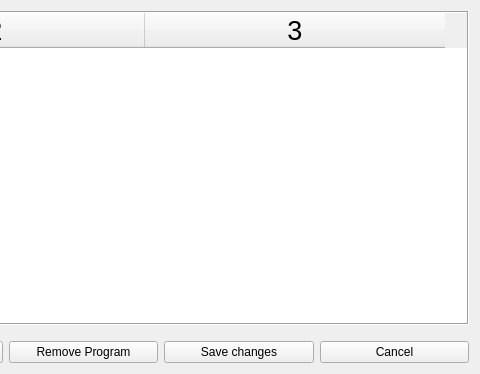
Qt form Dialogs/appdlg.ui (towhee/Winnow64) before a commit; both pictures show x 468 to 948 and y 0 to 374 of the 948 by 374 pixel window.
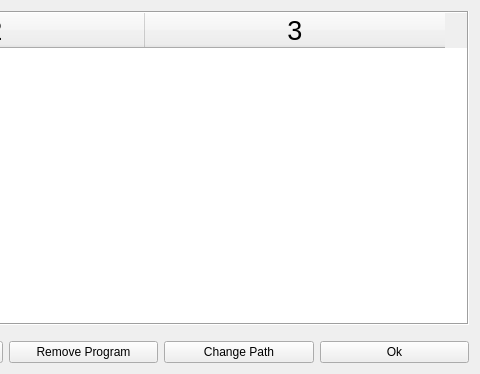
The same form after that commit.

The edit to the form file:
```diff
--- a/Dialogs/appdlg.ui
+++ b/Dialogs/appdlg.ui
@@ -143,12 +143,12 @@
       </widget>
      </item>
      <item>
-      <widget class="QPushButton" name="okBtn">
+      <widget class="QPushButton" name="changePathBtn">
        <property name="toolTip">
         <string>Save the changes, which will be reflected in the external applications available in &quot;Open with...&quot;</string>
        </property>
        <property name="text">
-        <string>Save changes</string>
+        <string>Change Path</string>
        </property>
        <property name="autoDefault">
         <bool>false</bool>
@@ -156,12 +156,12 @@
       </widget>
      </item>
      <item>
-      <widget class="QPushButton" name="cancelBtn">
+      <widget class="QPushButton" name="okBtn">
        <property name="toolTip">
         <string>Exit without saving any changes</string>
        </property>
        <property name="text">
-        <string>Cancel</string>
+        <string>Ok</string>
        </property>
        <property name="autoDefault">
         <bool>false</bool>
```
Left out of the diff: 4 changed lines with no effect on the pictures.
